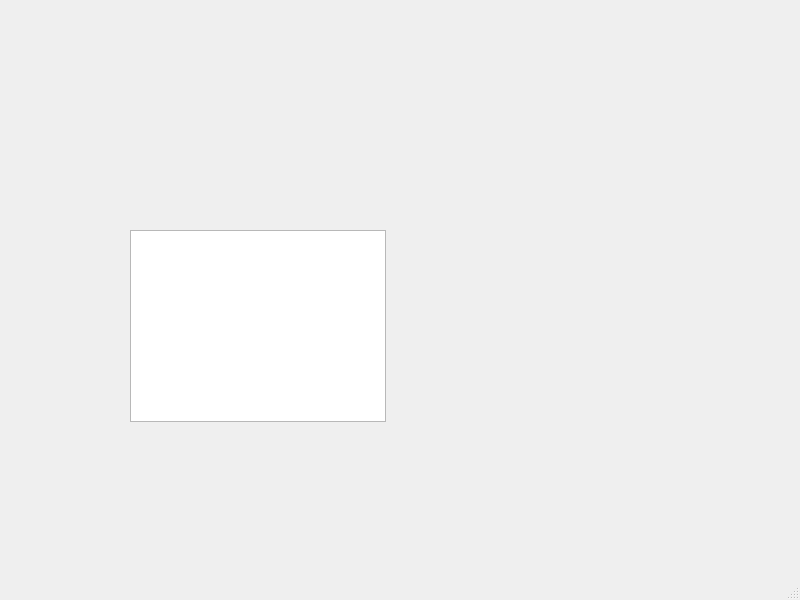
Above: mainwindow.ui from eduardosaraujo1/simple-container-manager before the change. Below: the same form after it.
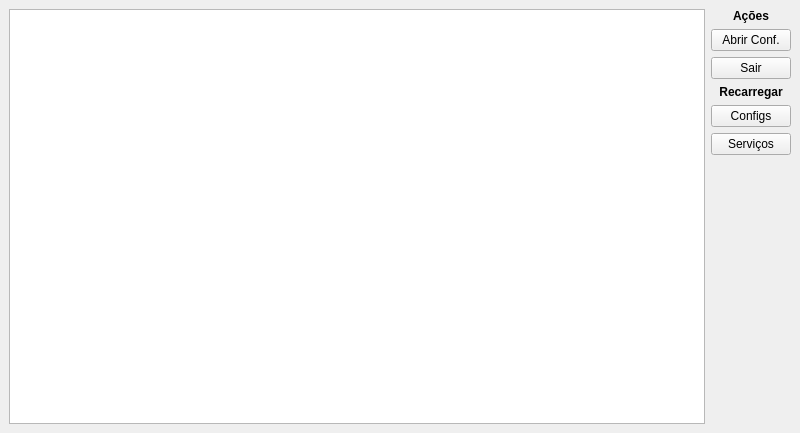
That is the form after the change.

What changed in the file:
```diff
--- a/mainwindow.ui
+++ b/mainwindow.ui
@@ -7,35 +7,111 @@
     <x>0</x>
     <y>0</y>
     <width>800</width>
-    <height>600</height>
+    <height>433</height>
    </rect>
   </property>
+  <property name="sizePolicy">
+   <sizepolicy hsizetype="Preferred" vsizetype="Preferred">
+    <horstretch>0</horstretch>
+    <verstretch>0</verstretch>
+   </sizepolicy>
+  </property>
   <property name="windowTitle">
    <string>MainWindow</string>
   </property>
   <widget class="QWidget" name="centralwidget">
-   <widget class="QTableView" name="tableView">
-    <property name="geometry">
-     <rect>
-      <x>130</x>
-      <y>230</y>
-      <width>256</width>
-      <height>192</height>
-     </rect>
-    </property>
-   </widget>
+   <layout class="QHBoxLayout" name="horizontalLayout">
+    <item>
+     <layout class="QVBoxLayout" name="tableColumn">
+      <item>
+       <widget class="QTableView" name="servicesTableView">
+        <property name="sizePolicy">
+         <sizepolicy hsizetype="Expanding" vsizetype="Minimum">
+          <horstretch>0</horstretch>
+          <verstretch>0</verstretch>
+         </sizepolicy>
+        </property>
+       </widget>
+      </item>
+     </layout>
+    </item>
+    <item>
+     <layout class="QVBoxLayout" name="actionsColumn">
+      <item>
+       <widget class="QLabel" name="lblAcoes">
+        <property name="font">
+         <font>
+          <bold>true</bold>
+         </font>
+        </property>
+        <property name="text">
+         <string>Ações</string>
+        </property>
+        <property name="alignment">
+         <set>Qt::AlignmentFlag::AlignCenter</set>
+        </property>
+       </widget>
+      </item>
+      <item>
+       <widget class="QPushButton" name="btnSettings">
+        <property name="text">
+         <string>Abrir Conf.</string>
+        </property>
+       </widget>
+      </item>
+      <item>
+       <widget class="QPushButton" name="btnExit">
+        <property name="text">
+         <string>Sair</string>
+        </property>
+       </widget>
+      </item>
+      <item>
+       <widget class="QLabel" name="lblRecarregar">
+        <property name="font">
+         <font>
+          <bold>true</bold>
+         </font>
+        </property>
+        <property name="text">
+         <string>Recarregar</string>
+        </property>
+        <property name="alignment">
+         <set>Qt::AlignmentFlag::AlignCenter</set>
+        </property>
+       </widget>
+      </item>
+      <item>
+       <widget class="QPushButton" name="btnReloadConfig">
+        <property name="text">
+         <string>Configs</string>
+        </property>
+       </widget>
+      </item>
+      <item>
+       <widget class="QPushButton" name="btnReloadContainers">
+        <property name="text">
+         <string>Serviços</string>
+        </property>
+       </widget>
+      </item>
+      <item>
+       <spacer name="actionsSpacer">
+        <property name="orientation">
+         <enum>Qt::Orientation::Vertical</enum>
+        </property>
+        <property name="sizeHint" stdset="0">
+         <size>
+          <width>20</width>
+          <height>40</height>
+         </size>
+        </property>
+       </spacer>
+      </item>
+     </layout>
+    </item>
+   </layout>
   </widget>
-  <widget class="QMenuBar" name="menubar">
-   <property name="geometry">
-    <rect>
-     <x>0</x>
-     <y>0</y>
-     <width>800</width>
-     <height>22</height>
-    </rect>
-   </property>
-  </widget>
-  <widget class="QStatusBar" name="statusbar"/>
  </widget>
  <resources/>
  <connections/>
```
